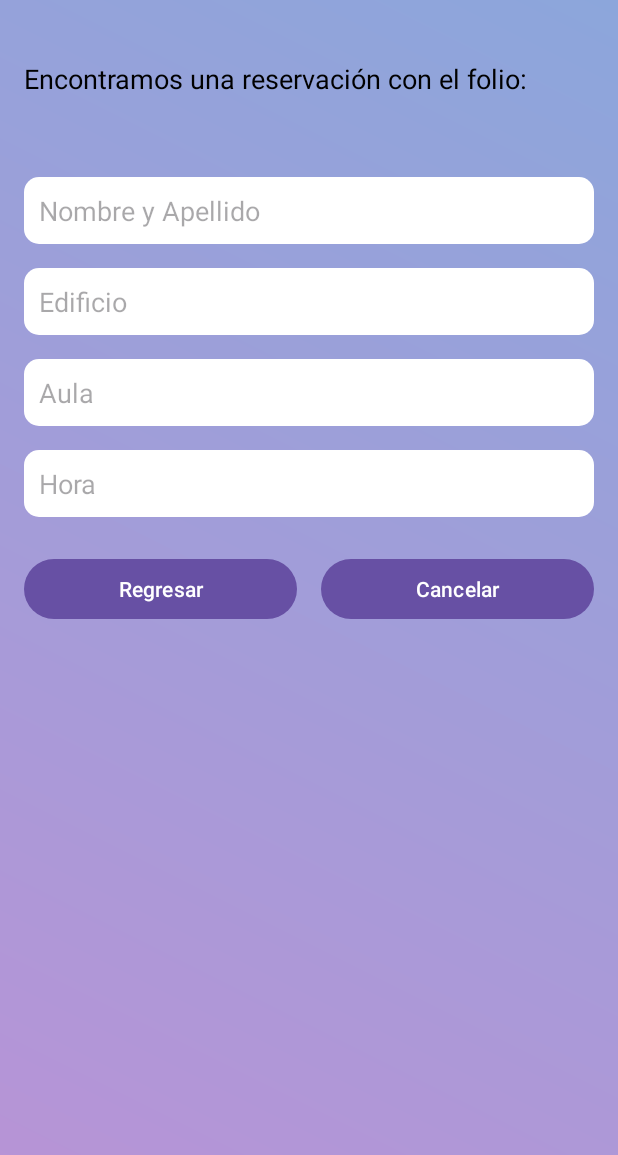
After one commit to hictoderto/FindMySpot, an Android app: the DetalleReservaCancelacionActivity screen opened directly, with no data from a screen before it, on a phone screen of 412 x 824 dp. The commit adds this screen. Shown: the top 1155 px of the screen. Run offline under Robolectric (Android 15) with nearby library versions, the phone set to English and light mode, and no system bars.

Commit message:
pantallas cancelacion

```diff
--- a/app/src/main/java/com/example/findmyspot/AcountScreen.java
+++ b/app/src/main/java/com/example/findmyspot/AcountScreen.java
@@ -152,7 +152,8 @@ public class AcountScreen extends AppCompatActivity {
                 Toast.makeText(AcountScreen.this, "busqueda seleccionado", Toast.LENGTH_SHORT).show();
                 // Aquí puedes hacer navegación, etc.
             } else if (id == R.id.nav_cancel) {
-                Toast.makeText(AcountScreen.this, "cancelar seleccionado", Toast.LENGTH_SHORT).show();
+                Intent intent = new Intent(AcountScreen.this, BuscarReservacionActivity.class);
+                startActivity(intent);
             } else if (id == R.id.nav_about_us) {
                 Toast.makeText(AcountScreen.this, "nosotros seleccionada", Toast.LENGTH_SHORT).show();
             }
--- /dev/null
+++ b/app/src/main/java/com/example/findmyspot/DetalleReservaCancelacionActivity.java
@@ -0,0 +1,61 @@
+package com.example.findmyspot;
+
+import android.content.Intent;
+import android.os.Bundle;
+import android.widget.Button;
+import android.widget.EditText;
+import android.widget.TextView;
+
+import androidx.appcompat.app.AppCompatActivity;
+
+public class DetalleReservaCancelacionActivity extends AppCompatActivity {
+
+    private TextView folioTextView;
+    private EditText nombreEditText, edificioEditText, aulaEditText, horaEditText;
+    private Button regresarButton, cancelarButton;
+
+    @Override
+    protected void onCreate(Bundle savedInstanceState) {
+        super.onCreate(savedInstanceState);
+        setContentView(R.layout.activity_detalle_reserva_cancelacion);
+
+        folioTextView = findViewById(R.id.textViewFolio);
+        nombreEditText = findViewById(R.id.editTextNombre);
+        edificioEditText = findViewById(R.id.editTextEdificio);
+        aulaEditText = findViewById(R.id.editTextAula);
+        horaEditText = findViewById(R.id.editTextHora);
+        regresarButton = findViewById(R.id.btnRegresar);
+        cancelarButton = findViewById(R.id.btnCancelarReserva);
+
+        // Obtener datos enviados desde la pantalla anterior
+        String folio = getIntent().getStringExtra("folio");
+        String nombre = getIntent().getStringExtra("nombre");
+        String edificio = getIntent().getStringExtra("edificio");
+        String aula = getIntent().getStringExtra("aula");
+        String hora = getIntent().getStringExtra("hora");
+
+        folioTextView.setText(folio);
+        nombreEditText.setText(nombre);
+        edificioEditText.setText(edificio);
+        aulaEditText.setText(aula);
+        horaEditText.setText(hora);
+
+        // Deshabilitar campos
+        nombreEditText.setEnabled(false);
+        edificioEditText.setEnabled(false);
+        aulaEditText.setEnabled(false);
+        horaEditText.setEnabled(false);
+
+        regresarButton.setOnClickListener(v -> finish());
+
+        cancelarButton.setOnClickListener(v -> {
+            // Aquí puedes realizar lógica de cancelación real (API/DB)
+            Intent intent = new Intent(DetalleReservaCancelacionActivity.this, CancelacionExitosaActivity.class);
+            intent.putExtra("edificio", edificio);
+            intent.putExtra("aula", aula);
+            intent.putExtra("hora", hora);
+            startActivity(intent);
+            finish();
+        });
+    }
+}
--- a/app/src/main/java/com/example/findmyspot/InformationScreen.java
+++ b/app/src/main/java/com/example/findmyspot/InformationScreen.java
@@ -108,7 +108,8 @@ public class InformationScreen extends AppCompatActivity {
                 Toast.makeText(InformationScreen.this, "busqueda seleccionado", Toast.LENGTH_SHORT).show();
                 // Aquí puedes hacer navegación, etc.
             } else if (id == R.id.nav_cancel) {
-                Toast.makeText(InformationScreen.this, "cancelar seleccionado", Toast.LENGTH_SHORT).show();
+                Intent intent2 = new Intent(InformationScreen.this, BuscarReservacionActivity.class);
+                startActivity(intent2);
             } else if (id == R.id.nav_about_us) {
                 Toast.makeText(InformationScreen.this, "nosotros seleccionada", Toast.LENGTH_SHORT).show();
             }
--- a/app/src/main/java/com/example/findmyspot/PrincipalSecreen.java
+++ b/app/src/main/java/com/example/findmyspot/PrincipalSecreen.java
@@ -105,7 +105,8 @@ public class PrincipalSecreen extends AppCompatActivity {
                 Toast.makeText(PrincipalSecreen.this, "busqueda seleccionado", Toast.LENGTH_SHORT).show();
                 // Aquí puedes hacer navegación, etc.
             } else if (id == R.id.nav_cancel) {
-                Toast.makeText(PrincipalSecreen.this, "cancelar seleccionado", Toast.LENGTH_SHORT).show();
+                Intent intent = new Intent(PrincipalSecreen.this, BuscarReservacionActivity.class);
+                startActivity(intent);
             } else if (id == R.id.nav_about_us) {
                 Toast.makeText(PrincipalSecreen.this, "nosotros seleccionada", Toast.LENGTH_SHORT).show();
             }
--- /dev/null
+++ b/app/src/main/res/layout/activity_detalle_reserva_cancelacion.xml
@@ -0,0 +1,98 @@
+<?xml version="1.0" encoding="utf-8"?>
+<ScrollView xmlns:android="http://schemas.android.com/apk/res/android"
+    android:layout_width="match_parent"
+    android:layout_height="match_parent"
+    android:background="@drawable/gradient_background"
+    android:padding="16dp">
+
+    <LinearLayout
+        android:layout_width="match_parent"
+        android:layout_height="wrap_content"
+        android:orientation="vertical">
+
+        <TextView
+            android:layout_width="match_parent"
+            android:layout_height="wrap_content"
+            android:text="Encontramos una reservación con el folio:"
+            android:textSize="18sp"
+            android:textColor="@android:color/black"
+            android:layout_marginTop="24dp" />
+
+        <TextView
+            android:id="@+id/textViewFolio"
+            android:layout_width="match_parent"
+            android:layout_height="wrap_content"
+            android:text="XXXX"
+            android:textSize="22sp"
+            android:textStyle="bold"
+            android:textColor="@android:color/black"
+            android:layout_marginBottom="24dp" />
+
+        <EditText
+            android:id="@+id/editTextNombre"
+            android:layout_width="match_parent"
+            android:layout_height="wrap_content"
+            android:hint="Nombre y Apellido"
+            android:background="@drawable/edittext_bg"
+            android:padding="10dp"
+            android:layout_marginBottom="16dp"
+            android:enabled="false"
+            android:textColor="@android:color/black" />
+
+        <EditText
+            android:id="@+id/editTextEdificio"
+            android:layout_width="match_parent"
+            android:layout_height="wrap_content"
+            android:hint="Edificio"
+            android:background="@drawable/edittext_bg"
+            android:padding="10dp"
+            android:layout_marginBottom="16dp"
+            android:enabled="false"
+            android:textColor="@android:color/black" />
+
+        <EditText
+            android:id="@+id/editTextAula"
+            android:layout_width="match_parent"
+            android:layout_height="wrap_content"
+            android:hint="Aula"
+            android:background="@drawable/edittext_bg"
+            android:padding="10dp"
+            android:layout_marginBottom="16dp"
+            android:enabled="false"
+            android:textColor="@android:color/black" />
+
+        <EditText
+            android:id="@+id/editTextHora"
+            android:layout_width="match_parent"
+            android:layout_height="wrap_content"
+            android:hint="Hora"
+            android:background="@drawable/edittext_bg"
+            android:padding="10dp"
+            android:enabled="false"
+            android:textColor="@android:color/black" />
+
+        <LinearLayout
+            android:layout_width="match_parent"
+            android:layout_height="wrap_content"
+            android:orientation="horizontal"
+            android:gravity="center"
+            android:layout_marginTop="24dp">
+
+            <Button
+                android:id="@+id/btnRegresar"
+                android:layout_width="0dp"
+                android:layout_height="wrap_content"
+                android:layout_weight="1"
+                android:text="Regresar"
+                android:layout_marginEnd="8dp" />
+
+            <Button
+                android:id="@+id/btnCancelarReserva"
+                android:layout_width="0dp"
+                android:layout_height="wrap_content"
+                android:layout_weight="1"
+                android:text="Cancelar"
+                android:layout_marginStart="8dp" />
+        </LinearLayout>
+    </LinearLayout>
+</ScrollView>
```
Also changed, not shown: app/src/main/AndroidManifest.xml (+27 -0 lines), app/src/main/java/com/example/findmyspot/BuscarReservacionActivity.java (added, +44 -0 lines), app/src/main/java/com/example/findmyspot/CancelacionExitosaActivity.java (added, +33 -0 lines), app/src/main/res/layout/activity_buscar_reservacion.xml (added, +50 -0 lines), app/src/main/res/layout/activity_cancelacion_exitosa.xml (added, +41 -0 lines).
